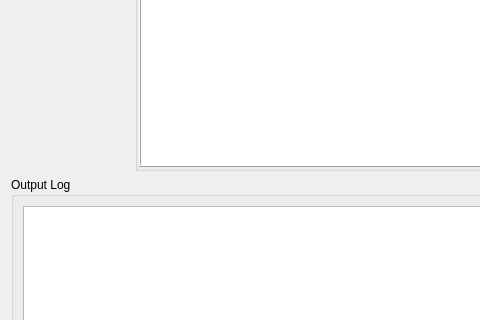
This is gui/src/firmware.ui in dlktdr/HeadTracker as Qt 5 draws it before an edit; both pictures show x 0 to 480 and y 133 to 453 of the 578 by 582 pixel window. The edited form follows.
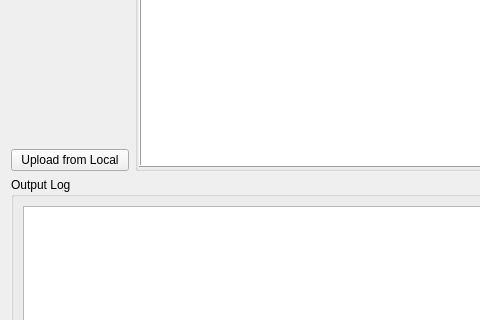
This is the edited form. Icons and pictures are not drawn.

Commit message: Allow upload from local firmware file

Patch:
```diff
--- a/gui/src/firmware.ui
+++ b/gui/src/firmware.ui
@@ -7,7 +7,7 @@
     <x>0</x>
     <y>0</y>
     <width>578</width>
-    <height>517</height>
+    <height>570</height>
    </rect>
   </property>
   <property name="windowTitle">
@@ -80,6 +80,13 @@
          </property>
         </spacer>
        </item>
+       <item>
+        <widget class="QPushButton" name="cmdOpenLocal">
+         <property name="text">
+          <string>Upload from Local</string>
+         </property>
+        </widget>
+       </item>
       </layout>
      </item>
      <item row="0" column="1">
```
The commit also changes 2 other files.
